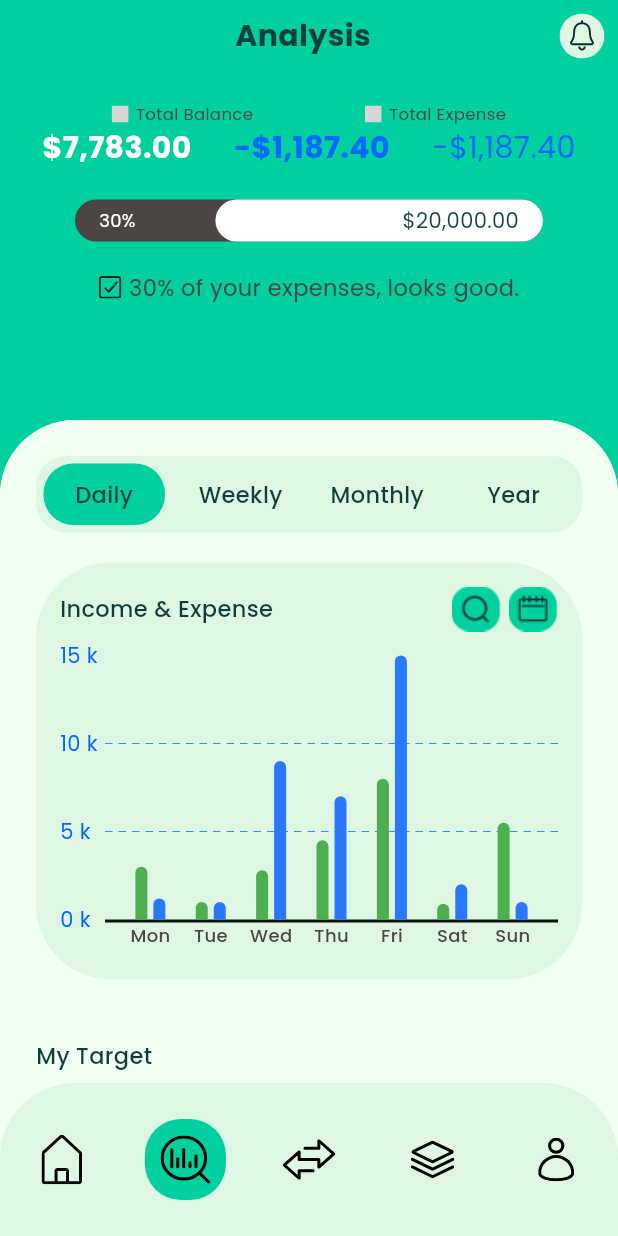
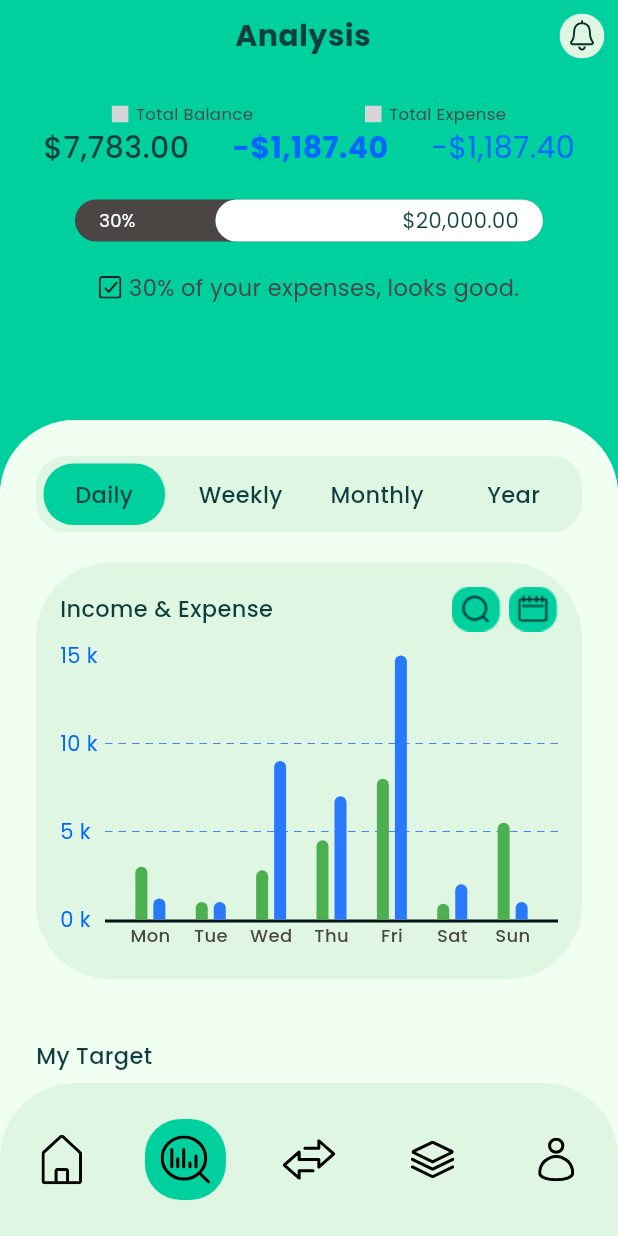
Before and after one commit to htpit1106/finance_management, a Flutter app: the MainPageChild screen opened directly, swiped to page 2, on a phone screen of 412 x 824 dp. Run offline on Flutter 3.47's test engine with Material 3 defaults, Android fonts, the light colour scheme and no system bars; drawn by our look-alikes of fl_chart; our stand-ins replace bloc, equatable, flutter_bloc, flutter_svg, go_router, image_picker and 3 more; accounts and stored records are empty; grey boxes are pictures that could not be loaded.

Commit message:
fix: Update text style for income display in AppHeader widget

```diff
--- a/lib/ui/widgets/header.dart
+++ b/lib/ui/widgets/header.dart
@@ -32,7 +32,7 @@ class AppHeader extends StatelessWidget {
         Row(
           mainAxisAlignment: MainAxisAlignment.spaceEvenly,
           children: [
-            Text("\$7,783.00", style: AppTextStyle.whiteS20),
+            Text("\$7,783.00", style: AppTextStyle.greenDarkSemiBoldS20),
             Text("-\$1,187.40", style: AppTextStyle.oceanBlueS20Bold),
             Text("-\$1,187.40", style: AppTextStyle.oceanBlueS20Medium),
           ],
```
